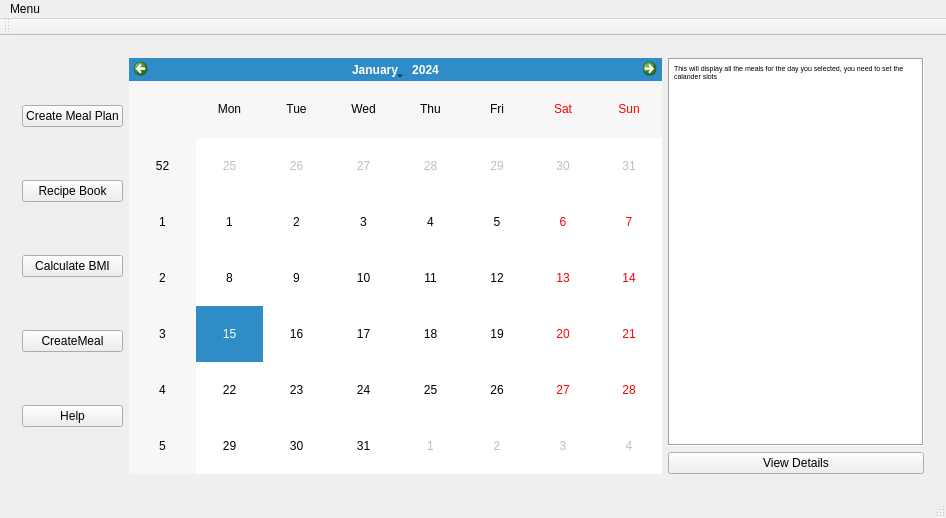
This is mealplanner/mainwindow.ui in escobaros-dos/mealplanner as Qt 5 draws it before an edit. The edited form follows.
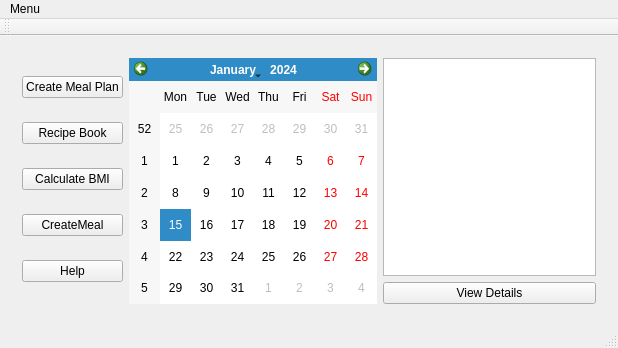
This is the edited form.

The edit to the form file:
```diff
--- a/mealplanner/mainwindow.ui
+++ b/mealplanner/mainwindow.ui
@@ -6,8 +6,8 @@
    <rect>
     <x>0</x>
     <y>0</y>
-    <width>946</width>
-    <height>518</height>
+    <width>618</width>
+    <height>348</height>
    </rect>
   </property>
   <property name="windowTitle">
@@ -68,28 +68,8 @@
             <property name="sizeConstraint">
              <enum>QLayout::SetDefaultConstraint</enum>
             </property>
-            <item alignment="Qt::AlignLeft">
-             <widget class="QTextBrowser" name="textBrowser_4">
-              <property name="autoFillBackground">
-               <bool>false</bool>
-              </property>
-              <property name="frameShape">
-               <enum>QFrame::Box</enum>
-              </property>
-              <property name="documentTitle">
-               <string/>
-              </property>
-              <property name="html">
-               <string>&lt;!DOCTYPE HTML PUBLIC &quot;-//W3C//DTD HTML 4.0//EN&quot; &quot;http://www.w3.org/TR/REC-html40/strict.dtd&quot;&gt;
-&lt;html&gt;&lt;head&gt;&lt;meta name=&quot;qrichtext&quot; content=&quot;1&quot; /&gt;&lt;style type=&quot;text/css&quot;&gt;
-p, li { white-space: pre-wrap; }
-&lt;/style&gt;&lt;/head&gt;&lt;body style=&quot; font-family:'MS Shell Dlg 2'; font-size:8.25pt; font-weight:400; font-style:normal;&quot;&gt;
-&lt;p style=&quot; margin-top:0px; margin-bottom:0px; margin-left:0px; margin-right:0px; -qt-block-indent:0; text-indent:0px;&quot;&gt;&lt;span style=&quot; font-size:5.5pt;&quot;&gt;This will display all the meals for the day you selected, you need to set the calander slots&lt;/span&gt;&lt;/p&gt;&lt;/body&gt;&lt;/html&gt;</string>
-              </property>
-              <property name="tabStopWidth">
-               <number>50</number>
-              </property>
-             </widget>
+            <item>
+             <widget class="QListWidget" name="listMealName"/>
             </item>
             <item>
              <widget class="QPushButton" name="pushButton_6">
@@ -157,8 +137,8 @@
     <rect>
      <x>0</x>
      <y>0</y>
-     <width>946</width>
-     <height>21</height>
+     <width>618</width>
+     <height>25</height>
     </rect>
    </property>
    <widget class="QMenu" name="menuMenu">
```
Left out of the diff: 10 changed lines with no effect on the pictures.
